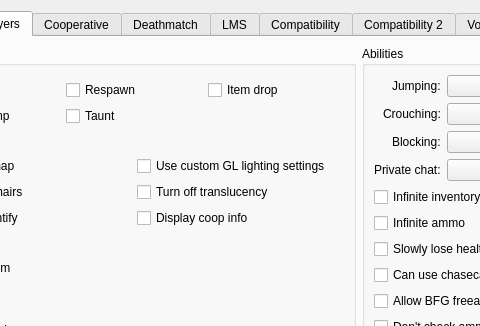
Above: src/plugins/zandronum/createserverdialogpages/flagspage.ui from DoomseekerTeam/Doomseeker before the change; both pictures show x 110 to 590 and y 0 to 326 of the 938 by 568 pixel window. Below: the same form after it.
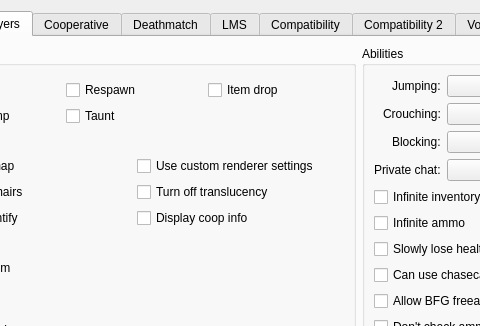
That is the form after the change. The open tabs and pages were chosen to show the change. Custom widgets are drawn as their Qt base class.

Commit message: Zandronum: rename the "Disallow - Use custom GL lighting settings" to "renderer"

Diff of the .ui file:
```diff
--- a/src/plugins/zandronum/createserverdialogpages/flagspage.ui
+++ b/src/plugins/zandronum/createserverdialogpages/flagspage.ui
@@ -469,7 +469,7 @@
               <item row="0" column="1">
                <widget class="QCheckBox" name="cbNoUseCustomGLLightingSettings">
                 <property name="text">
-                 <string>Use custom GL lighting settings</string>
+                 <string>Use custom renderer settings</string>
                 </property>
                </widget>
               </item>
```
Left out of the diff: 6 changed lines with no effect on the pictures. The commit also changes 8 other files.
